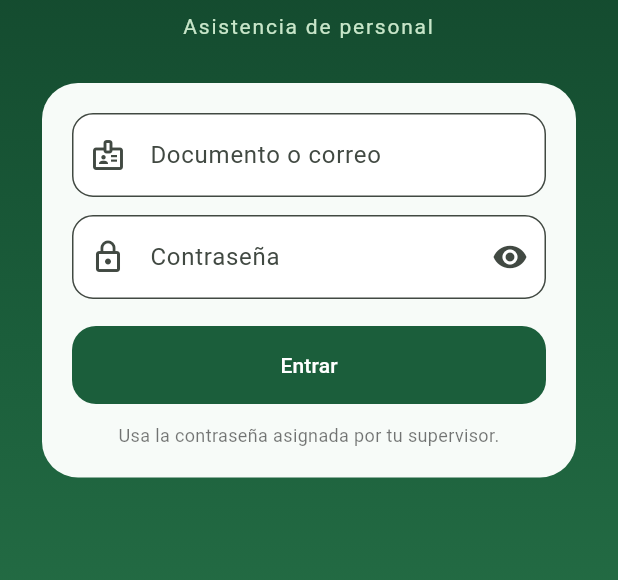
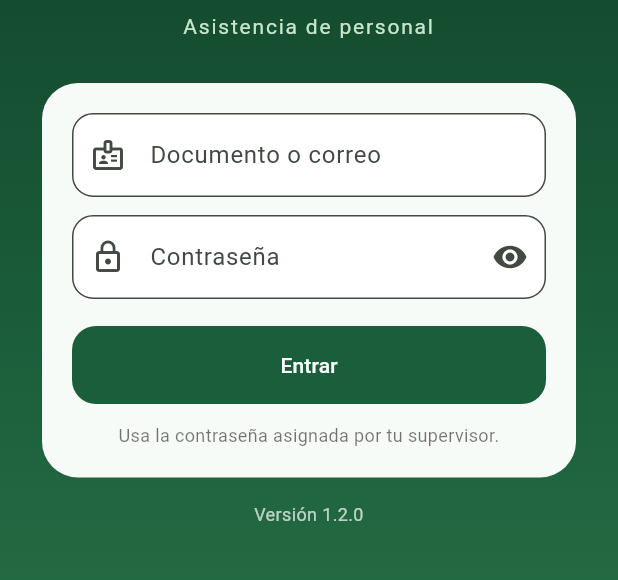
Before and after one commit to Kmauqs/ATTCONTROL, a Flutter app: the screen it shows after launch, on a phone screen of 412 x 824 dp, the part 277-857 px from its top. Run offline on Flutter 3.47's test engine with Material 3 defaults, Android fonts, the phone set to English and light mode, and no system bars; our stand-ins replace connectivity_plus, flutter_dotenv, flutter_riverpod, flutter_secure_storage, geolocator, go_router and 5 more; missing offline and left inert: mobile_scanner; accounts and stored records are empty.

Commit message:
Release 1.2.0: restrict staff routes, keep personnel IDs aligned with Auth, and add user-facing version notes.
Co-authored-by: Cursor <cursoragent@cursor.com>

```diff
--- /dev/null
+++ b/lib/core/config/app_version.dart
@@ -0,0 +1,4 @@
+/// Keep in sync with `version:` in pubspec.yaml (name+build).
+const kAppVersion = '1.2.0';
+const kAppBuildNumber = 3;
+const kAppVersionLabel = 'Versión $kAppVersion';
--- a/lib/core/router/app_router.dart
+++ b/lib/core/router/app_router.dart
@@ -7,6 +7,7 @@ import '../../features/auth/presentation/auth_controller.dart';
 import '../../features/auth/presentation/login_screen.dart';
 import '../../features/personnel/presentation/personnel_screens.dart';
 import '../shell/app_shell.dart';
+import 'route_guards.dart';
 
 final _refresh = _GoRefresh();
 
@@ -21,11 +22,12 @@ final routerProvider = Provider<GoRouter>((ref) {
     refreshListenable: _refresh,
     redirect: (context, state) {
       final auth = ref.read(authControllerProvider);
-      if (auth.bootstrapping) return null;
-      final loggingIn = state.matchedLocation == '/login';
-      if (!auth.isLoggedIn) return loggingIn ? null : '/login';
-      if (loggingIn) return '/home';
-      return null;
+      return resolveAppRedirect(
+        bootstrapping: auth.bootstrapping,
+        isLoggedIn: auth.isLoggedIn,
+        rol: auth.profile?.rol,
+        location: state.matchedLocation,
+      );
     },
     routes: [
       GoRoute(path: '/login', builder: (c, s) => const LoginScreen()),
--- a/lib/features/auth/presentation/login_screen.dart
+++ b/lib/features/auth/presentation/login_screen.dart
@@ -1,6 +1,7 @@
 import 'package:flutter/material.dart';
 import 'package:flutter_riverpod/flutter_riverpod.dart';
 
+import '../../../core/config/app_version.dart';
 import '../../../core/config/env.dart';
 import '../../../core/theme/app_theme.dart';
 import 'auth_controller.dart';
@@ -128,6 +129,15 @@ class _LoginScreenState extends ConsumerState<LoginScreen> {
                   ],
                 ),
               ),
+              const SizedBox(height: 16),
+              Text(
+                kAppVersionLabel,
+                textAlign: TextAlign.center,
+                style: TextStyle(
+                  color: Colors.white.withValues(alpha: 0.7),
+                  fontSize: 12,
+                ),
+              ),
             ],
           ),
         ),
--- a/pubspec.yaml
+++ b/pubspec.yaml
@@ -1,7 +1,7 @@
 name: attcontrol
 description: ATTCONTROL — control de asistencia de personal.
 publish_to: "none"
-version: 1.0.0+1
+version: 1.2.0+3
 
 environment:
   sdk: ^3.12.2
```
Also changed, not shown: lib/core/router/route_guards.dart (added, +17 -0 lines), lib/core/shell/app_shell.dart (+39 -6 lines), lib/data/app_repository.dart (+8 -1 lines), lib/features/attendance/presentation/qr_scan_screen.dart (+7 -0 lines), lib/features/personnel/presentation/personnel_screens.dart (+7 -0 lines), 4 other files.
